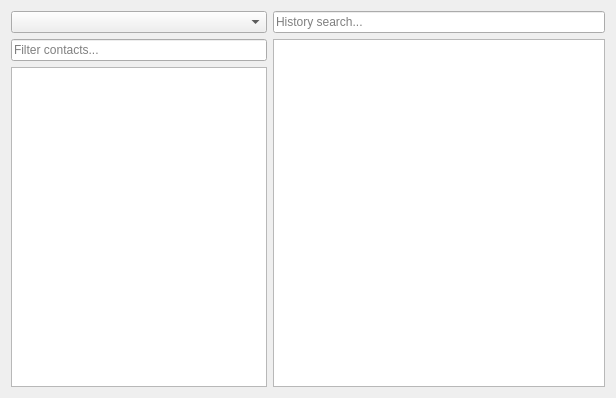
The window that src/plugins/azoth/plugins/chathistory/chathistorywidget.ui (0xd34df00d/leechcraft) describes before a commit, drawn with Qt 5.
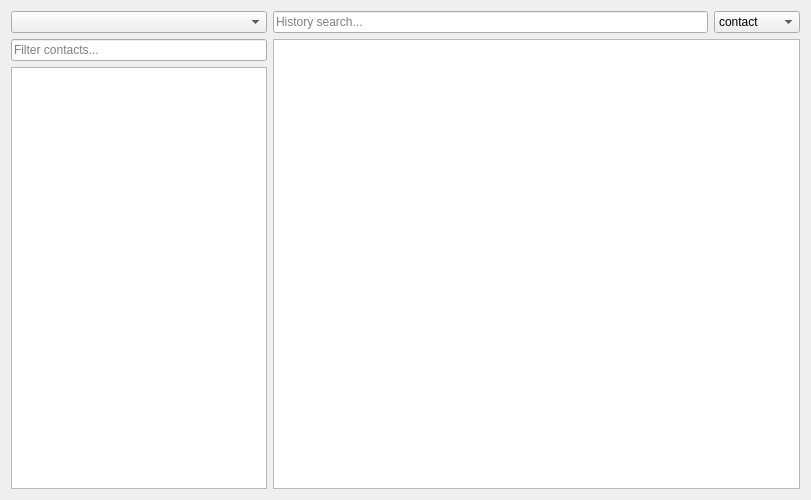
The same window after the commit.

Commit message: Azoth CH: handle global searches.

```diff
--- a/src/plugins/azoth/plugins/chathistory/chathistorywidget.ui
+++ b/src/plugins/azoth/plugins/chathistory/chathistorywidget.ui
@@ -6,8 +6,8 @@
    <rect>
     <x>0</x>
     <y>0</y>
-    <width>616</width>
-    <height>398</height>
+    <width>811</width>
+    <height>500</height>
    </rect>
   </property>
   <property name="windowTitle">
@@ -57,11 +57,34 @@
    <item>
     <layout class="QVBoxLayout" name="verticalLayout_2">
      <item>
+      <layout class="QHBoxLayout" name="horizontalLayout">
+       <item>
       <widget class="QLineEdit" name="HistorySearch_">
        <property name="placeholderText">
         <string>History search...</string>
        </property>
       </widget>
+       </item>
+       <item>
+        <widget class="QComboBox" name="SearchType_">
+         <item>
+          <property name="text">
+           <string>contact</string>
+          </property>
+         </item>
+         <item>
+          <property name="text">
+           <string>account</string>
+          </property>
+         </item>
+         <item>
+          <property name="text">
+           <string>everything</string>
+          </property>
+         </item>
+        </widget>
+       </item>
+      </layout>
      </item>
      <item>
       <widget class="QTextBrowser" name="HistView_"/>
```
Lines whose indentation alone changed are shown as unchanged. The commit also changes 2 other files.
